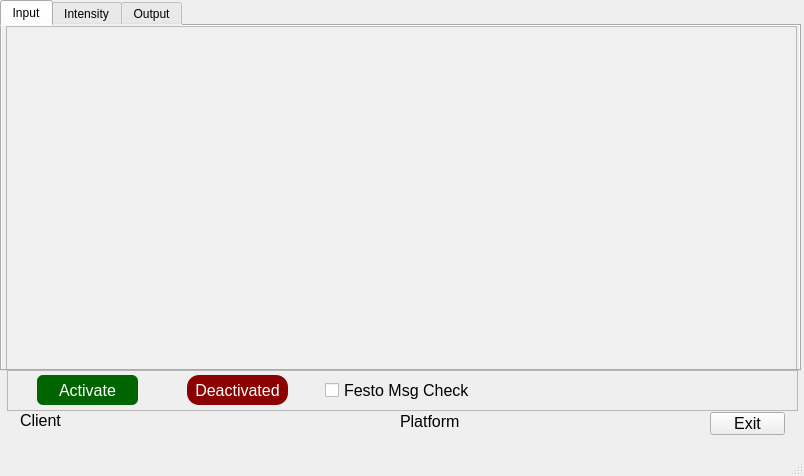
The window that runtime/main_gui.ui (michaelmargolis/MdxMotionPlatformV3) describes before a commit, drawn with Qt 5.
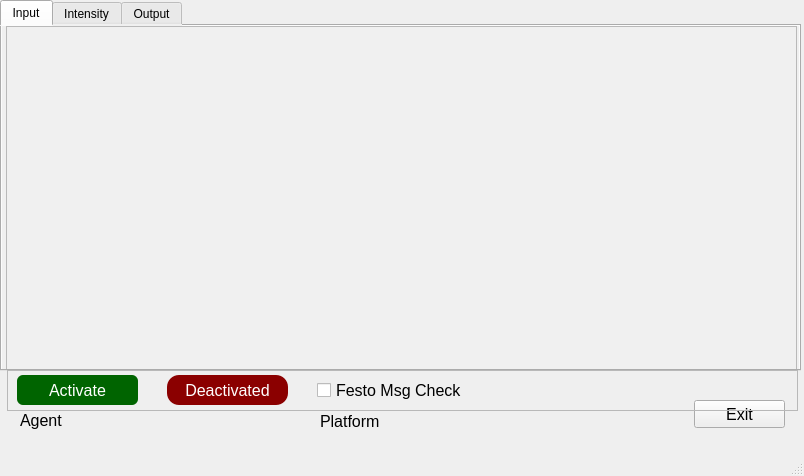
The same window after the commit.

What changed in the file:
```diff
--- a/runtime/main_gui.ui
+++ b/runtime/main_gui.ui
@@ -135,7 +135,7 @@
      <rect>
       <x>20</x>
       <y>410</y>
-      <width>321</width>
+      <width>261</width>
       <height>20</height>
      </rect>
     </property>
@@ -145,16 +145,16 @@
      </font>
     </property>
     <property name="text">
-     <string>Client</string>
+     <string>Agent</string>
     </property>
    </widget>
    <widget class="QPushButton" name="btn_exit">
     <property name="geometry">
      <rect>
-      <x>710</x>
-      <y>412</y>
-      <width>75</width>
-      <height>23</height>
+      <x>694</x>
+      <y>400</y>
+      <width>91</width>
+      <height>28</height>
      </rect>
     </property>
     <property name="font">
@@ -169,9 +169,9 @@
    <widget class="QLabel" name="lbl_platform">
     <property name="geometry">
      <rect>
-      <x>400</x>
+      <x>320</x>
       <y>411</y>
-      <width>271</width>
+      <width>231</width>
       <height>21</height>
      </rect>
     </property>
@@ -205,9 +205,9 @@
     <widget class="QPushButton" name="btn_activate">
      <property name="geometry">
       <rect>
-       <x>30</x>
+       <x>10</x>
        <y>5</y>
-       <width>101</width>
+       <width>121</width>
        <height>30</height>
       </rect>
      </property>
@@ -226,9 +226,9 @@
     <widget class="QPushButton" name="btn_deactivate">
      <property name="geometry">
       <rect>
-       <x>180</x>
+       <x>160</x>
        <y>5</y>
-       <width>101</width>
+       <width>121</width>
        <height>30</height>
       </rect>
      </property>
@@ -265,9 +265,9 @@
     <widget class="QCheckBox" name="chk_festo_wait">
      <property name="geometry">
       <rect>
-       <x>318</x>
+       <x>310</x>
        <y>10</y>
-       <width>161</width>
+       <width>181</width>
        <height>21</height>
       </rect>
      </property>
```
Left out of the diff: 15 changed lines with no effect on the pictures.
